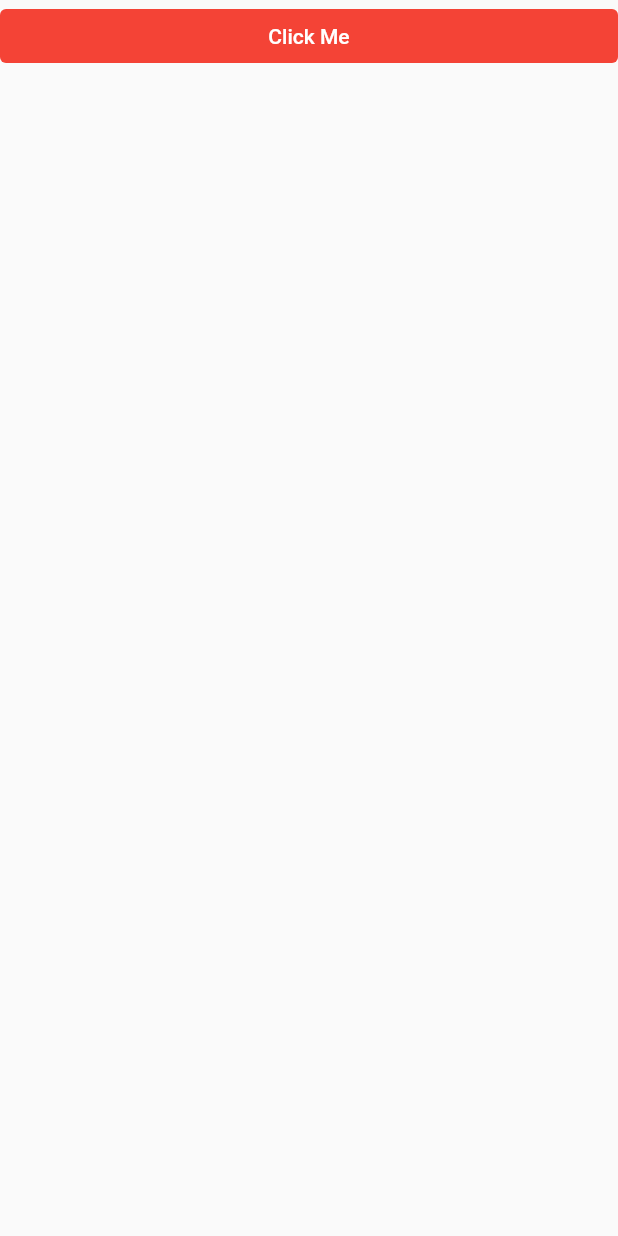
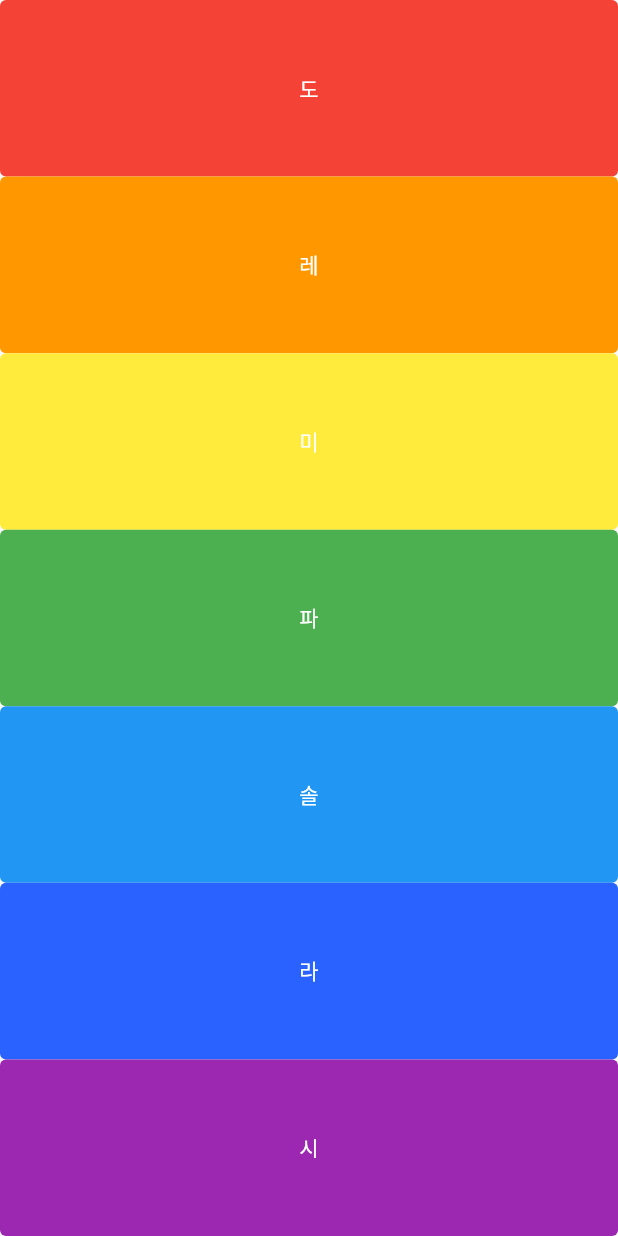
Before and after one commit to BangJihoon/flutter_app, a Flutter app: the screen it shows after launch, on a phone screen of 412 x 824 dp. Run offline on Flutter 3.47's test engine with Material 2 defaults, Android fonts, the light colour scheme and no system bars; our stand-ins replace audioplayers.

Commit message:
feat - 3주차 실로폰과제 완료

```diff
--- a/lib/Xylophone.dart
+++ b/lib/Xylophone.dart
@@ -2,6 +2,27 @@ import 'package:audioplayers/audioplayers.dart';
 import 'package:flutter/material.dart';
 
 class XylophoneApp extends StatelessWidget {
+  // 오디오 실행 함수
+  void playSound(int num) {
+    final player = AudioCache(prefix: 'assets/xylophone/');
+    player.play('note$num.wav');
+  }
+
+  // 버튼 위젯 함수
+  Expanded buildKey(int num, Color color, String name) {
+    return Expanded(
+      // 비율을 유지하면서 곻간을 최대로 가짐
+      child: TextButton(
+        style:
+            TextButton.styleFrom(primary: Colors.white, backgroundColor: color),
+        child: Text('$name'),
+        onPressed: () {
+          playSound(num);
+        },
+      ),
+    );
+  }
+
   @override
   Widget build(BuildContext context) {
     return MaterialApp(
@@ -11,18 +32,15 @@ class XylophoneApp extends StatelessWidget {
           child: Container(
             child: Center(
               child: Column(
-                crossAxisAlignment:
-                    CrossAxisAlignment.stretch, //횡축을 끝까지 늘린다 (mainAxis는 주축)
-                children: [
-                  TextButton(
-                    style: TextButton.styleFrom(
-                        primary: Colors.white, backgroundColor: Colors.red),
-                    child: Text("Click Me"),
-                    onPressed: () {
-                      final player = AudioCache(prefix: 'assets/xylophone/');
-                      player.play('note1.wav');
-                    },
-                  ),
+                crossAxisAlignment: CrossAxisAlignment.stretch, //횡축을 끝까지 늘린다
+                children: <Widget>[
+                  buildKey(1, Colors.red, "도"),
+                  buildKey(2, Colors.orange, "레"),
+                  buildKey(3, Colors.yellow, "미"),
+                  buildKey(4, Colors.green, "파"),
+                  buildKey(5, Colors.blue, "솔"),
+                  buildKey(6, Colors.blueAccent.shade700, "라"),
+                  buildKey(7, Colors.purple, "시"),
                 ],
               ),
             ),
--- a/pubspec.yaml
+++ b/pubspec.yaml
@@ -9,7 +9,7 @@ environment:
 dependencies:
   flutter:
     sdk: flutter
-  url_launcher:
+  url_launcher: ^6.0.20
   cupertino_icons: ^1.0.4
   audioplayers: ^0.20.1
 
```
